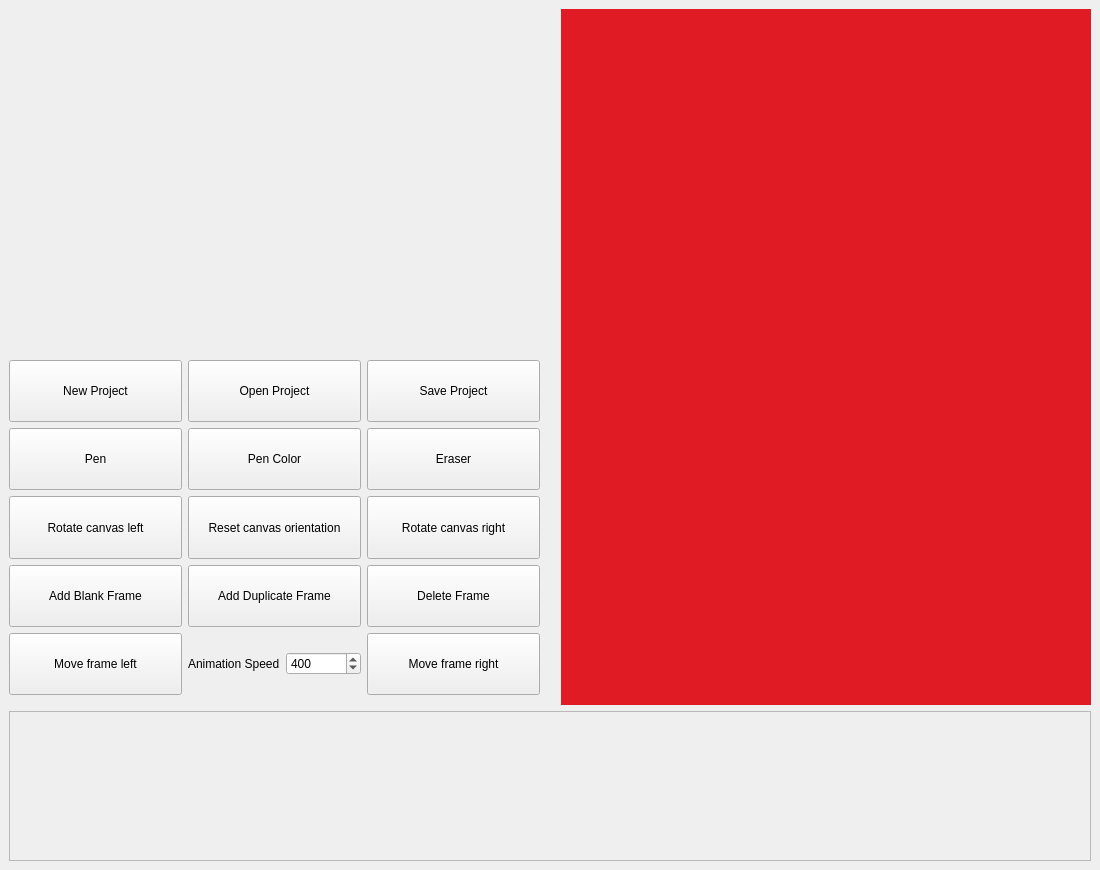
This is mainwindow.ui in sydneyB6577/SpriteEditor as Qt 5 draws it before an edit. The edited form follows.
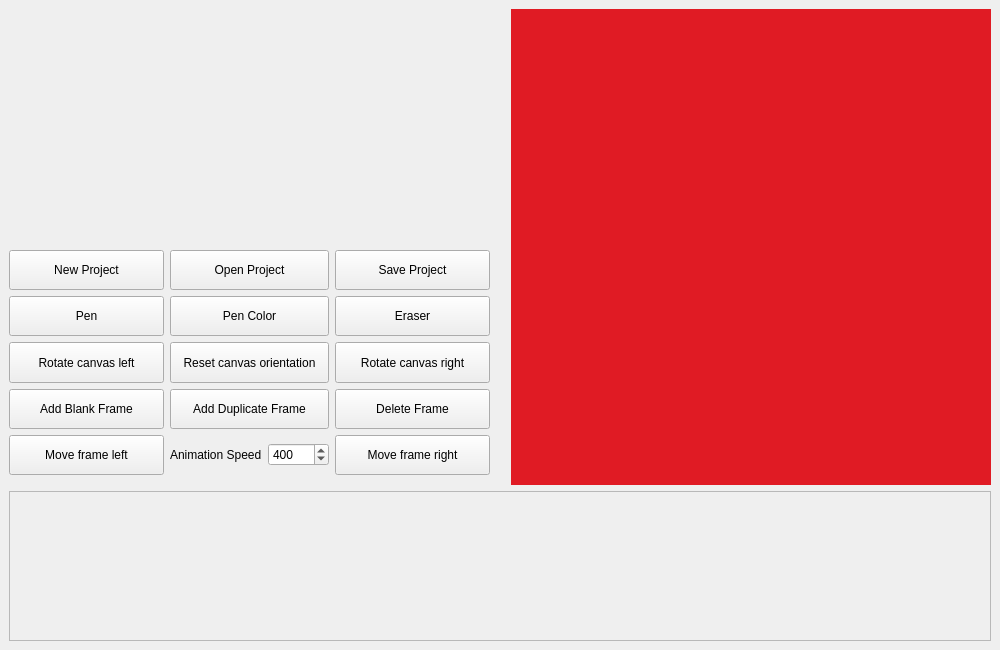
This is the edited form. Custom widgets are drawn as their Qt base class.

```diff
--- a/mainwindow.ui
+++ b/mainwindow.ui
@@ -6,8 +6,8 @@
    <rect>
     <x>0</x>
     <y>0</y>
-    <width>1100</width>
-    <height>870</height>
+    <width>1000</width>
+    <height>650</height>
    </rect>
   </property>
   <property name="windowTitle">
@@ -33,6 +33,9 @@
           <property name="text">
            <string/>
           </property>
+          <property name="alignment">
+           <set>Qt::AlignmentFlag::AlignCenter</set>
+          </property>
          </widget>
         </item>
         <item>
@@ -337,7 +340,7 @@
           <rect>
            <x>0</x>
            <y>0</y>
-           <width>1074</width>
+           <width>974</width>
            <height>148</height>
           </rect>
          </property>
```
